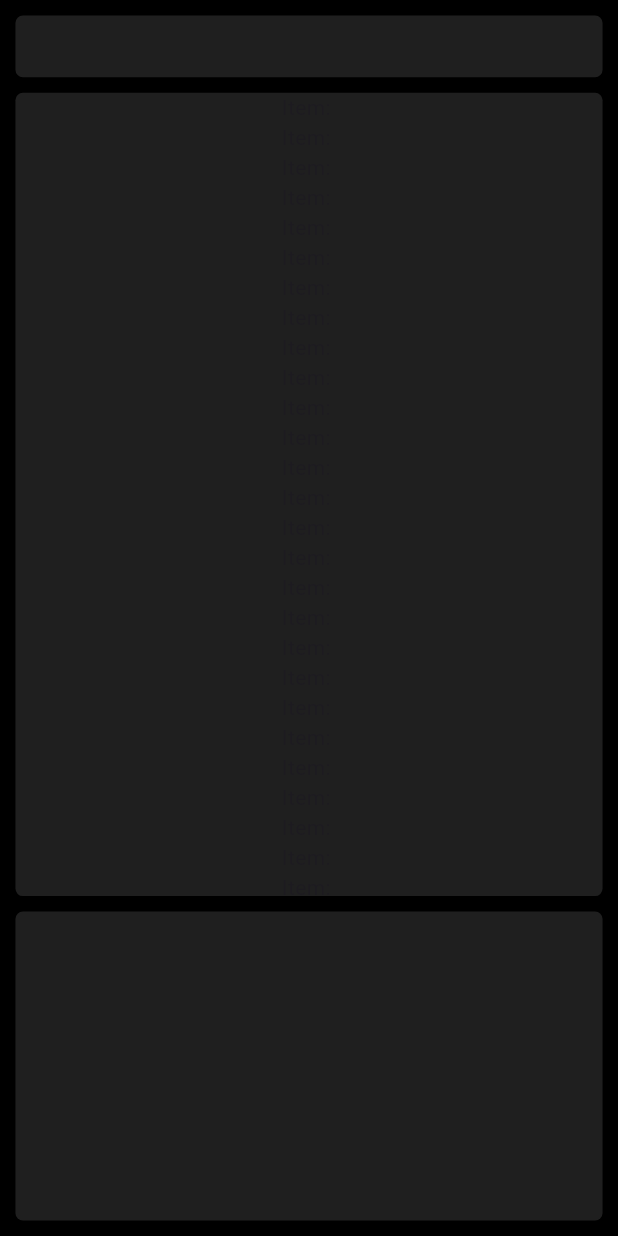
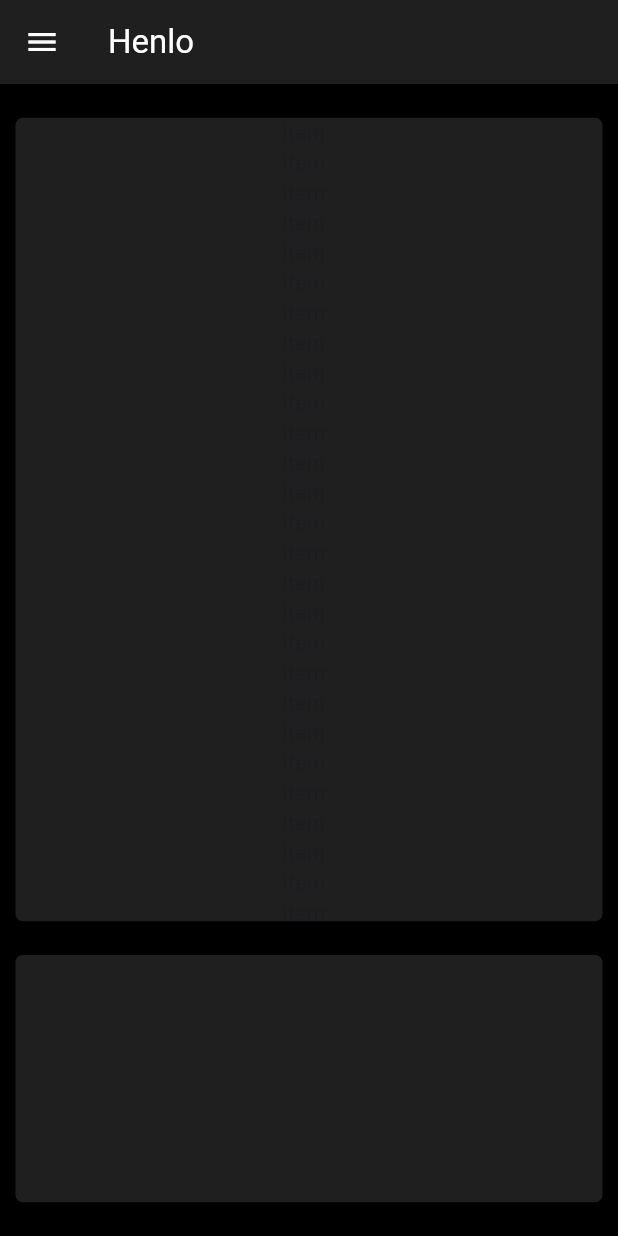
Before and after one commit to daaug/musgi, a Flutter app: the screen it shows after launch, on a phone screen of 412 x 824 dp. Run offline on Flutter 3.47's test engine with Material 3 defaults, Android fonts, the phone set to English and light mode, and no system bars.

Commit message:
Add sidemenu + better icons

```diff
--- a/lib/main.dart
+++ b/lib/main.dart
@@ -21,10 +21,7 @@ class MyApp extends StatelessWidget {
       theme: ThemeData(
         useMaterial3: true,
       ),
-      home: Scaffold(
-        backgroundColor: Color(backgroundColor),
-        body: const BaseScreen(),
-      ),
+      home: BaseScreen(),
 
     );
   }
@@ -44,20 +41,24 @@ class _BaseScreenState extends State<BaseScreen> {
 
   @override
   Widget build(BuildContext context) {
-    return  Center(
+    return Scaffold(
+      backgroundColor: Colors.black,
+      appBar: AppBar(
+        title: const Text("Henlo"),
+        backgroundColor: Color(foregroundColor),
+        foregroundColor: Colors.white,
+      ),
+      drawer: Drawer(
+        backgroundColor: Color(foregroundColor),
+        child: CstSideMenu(),
+      ),
+      body: Center(
         child: SizedBox(
           width: MediaQuery.of(context).size.width * 0.95,
           //height: MediaQuery.of(context).size.height * 0.95,
           child: Column(
             mainAxisAlignment: MainAxisAlignment.spaceEvenly,
             children: [
-            Container( // Menu Icon + Songs sorter
-              height: MediaQuery.of(context).size.height * 0.05,
-              decoration: BoxDecoration(
-                borderRadius: BorderRadius.all(Radius.circular(borderRadius)),
-                color: Color(foregroundColor),
-              ),
-            ),
               Container( // Lists
                 height: MediaQuery.of(context).size.height * 0.65,
                 decoration: BoxDecoration(
@@ -67,7 +68,7 @@ class _BaseScreenState extends State<BaseScreen> {
                 child: CstItemsList(),
               ),
               Container( // Currently Playing
-              height: MediaQuery.of(context).size.height * 0.25,
+                height: MediaQuery.of(context).size.height * 0.20,
                 decoration: BoxDecoration(
                   borderRadius: BorderRadius.all(Radius.circular(borderRadius)),
                   color: Color(foregroundColor),
@@ -77,7 +78,8 @@ class _BaseScreenState extends State<BaseScreen> {
           ),
         ), // SizedBox
 
-    ); // Center
+      ), // Center
+    ); // Scaffold
   }
 }
 
@@ -93,16 +95,11 @@ class _CstSideMenuState extends State<CstSideMenu> {
 
   @override
   Widget build(BuildContext context) {
-    return Container(
-      width: MediaQuery.of(context).size.width * 0.35,
-      decoration: BoxDecoration(
-        borderRadius: BorderRadius.all(Radius.circular(borderRadius)),
-        color: Color(foregroundColor),
-      ),
-      child: Column( // Column - Buttons
+    return Column( // Column - Buttons
+      crossAxisAlignment: CrossAxisAlignment.start,
       mainAxisAlignment: MainAxisAlignment.spaceEvenly,
       children: [
-          IconButton(
+        TextButton.icon(
           onPressed: () => print('Current Playlist'),
           icon: Icon(
             Icons.music_note_rounded,
@@ -110,8 +107,9 @@ class _CstSideMenuState extends State<CstSideMenu> {
             size: iconWidth,
             semanticLabel: "Current Playlist",
           ),
+          label: Text("Current Playlist"),
         ),
-          IconButton(
+        TextButton.icon(
           onPressed: () => print('All Songs'),
           icon: Icon(
             Icons.music_note,
@@ -119,8 +117,9 @@ class _CstSideMenuState extends State<CstSideMenu> {
             size: iconWidth,
             semanticLabel: "All Songs",
           ),
+          label: Text("All Songs"),
         ),
-          IconButton(
+        TextButton.icon(
           onPressed: () => print('Albums'),
           icon: Icon(
             Icons.album_rounded,
@@ -128,8 +127,9 @@ class _CstSideMenuState extends State<CstSideMenu> {
             size: iconWidth,
             semanticLabel: "Albums",
           ),
+          label: Text("Albums"),
         ),
-          IconButton(
+        TextButton.icon(
           onPressed: () => print('Playlists'),
           icon: Icon(
             Icons.playlist_play_rounded,
@@ -137,8 +137,9 @@ class _CstSideMenuState extends State<CstSideMenu> {
             size: iconWidth,
             semanticLabel: "Playlists",
           ),
+          label: Text("Playlists"),
         ),
-          IconButton(
+        TextButton.icon(
           onPressed: () => print('Settings'),
           icon: Icon(
             Icons.settings_rounded,
@@ -146,10 +147,10 @@ class _CstSideMenuState extends State<CstSideMenu> {
             size: iconWidth,
             semanticLabel: "Settings",
           ),
+          label: Text("Settings"),
         ),
       ],
-      ), // Column - Buttons
-    ); // Container - Buttons
+    ); // Column - Buttons
   }
 }
 
```
Lines whose indentation alone changed are shown as unchanged.
